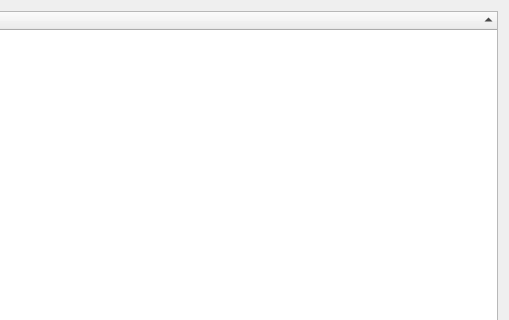
Qt form app/widgetlocaldata.ui (DFO-Ocean-Navigator/Navigator2Go) before a commit; both pictures show x 455 to 964 and y 0 to 320 of the 964 by 600 pixel window.
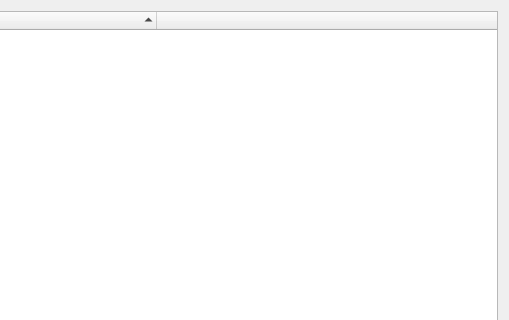
The same form after that commit. Icons and pictures are not drawn.

Patch:
```diff
--- a/app/widgetlocaldata.ui
+++ b/app/widgetlocaldata.ui
@@ -16,6 +16,12 @@
   <layout class="QVBoxLayout" name="verticalLayout">
    <item>
     <widget class="QTreeWidget" name="treeWidget">
+     <property name="horizontalScrollBarPolicy">
+      <enum>Qt::ScrollBarAlwaysOff</enum>
+     </property>
+     <property name="autoScroll">
+      <bool>true</bool>
+     </property>
      <property name="editTriggers">
       <set>QAbstractItemView::NoEditTriggers</set>
      </property>
@@ -31,6 +37,21 @@
      <property name="animated">
       <bool>true</bool>
      </property>
+     <property name="columnCount">
+      <number>2</number>
+     </property>
+     <attribute name="headerCascadingSectionResizes">
+      <bool>false</bool>
+     </attribute>
+     <attribute name="headerDefaultSectionSize">
+      <number>600</number>
+     </attribute>
+     <attribute name="headerHighlightSections">
+      <bool>true</bool>
+     </attribute>
+     <attribute name="headerMinimumSectionSize">
+      <number>100</number>
+     </attribute>
      <column>
       <property name="text">
        <string notr="true">Local Datasets</string>
@@ -40,6 +61,11 @@
         <normaloff>:/icons/icons/database.png</normaloff>:/icons/icons/database.png</iconset>
       </property>
      </column>
+     <column>
+      <property name="text">
+       <string> </string>
+      </property>
+     </column>
     </widget>
    </item>
   </layout>
```
